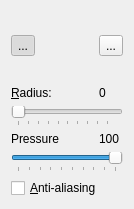
Old version of the form src/toolSettings/PaintBrushSettingsWidget.ui in the repository PhotoFlare/photoflare.
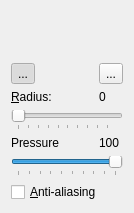
New version of the form. Icons and pictures are not drawn.

Commit message: Minor spacing update for toolSettings

The edit to the form file:
```diff
--- a/src/toolSettings/PaintBrushSettingsWidget.ui
+++ b/src/toolSettings/PaintBrushSettingsWidget.ui
@@ -7,33 +7,34 @@
     <x>0</x>
     <y>0</y>
     <width>134</width>
-    <height>209</height>
+    <height>213</height>
    </rect>
   </property>
   <property name="windowTitle">
    <string>Form</string>
   </property>
   <layout class="QGridLayout" name="gridLayout">
-   <item row="0" column="0">
-    <widget class="QToolButton" name="buttonRoundCap">
+   <item row="4" column="2">
+    <widget class="QLabel" name="labelPressureValue">
      <property name="text">
-      <string>...</string>
+      <string>100</string>
      </property>
-     <property name="icon">
-      <iconset resource="../../Icons.qrc">
-       <normaloff>:/brushes/assets/brushes/circle.png</normaloff>:/brushes/assets/brushes/circle.png</iconset>
+    </widget>
+   </item>
+   <item row="2" column="2">
+    <widget class="QLabel" name="labelRadiusValue">
+     <property name="text">
+      <string>0</string>
      </property>
-     <property name="iconSize">
-      <size>
-       <width>32</width>
-       <height>32</height>
-      </size>
+    </widget>
+   </item>
+   <item row="2" column="0" colspan="2">
+    <widget class="QLabel" name="labelRadius">
+     <property name="text">
+      <string>&amp;Radius:</string>
      </property>
-     <property name="checkable">
-      <bool>true</bool>
-     </property>
-     <property name="checked">
-      <bool>true</bool>
+     <property name="buddy">
+      <cstring>sliderRadius</cstring>
      </property>
     </widget>
    </item>
@@ -50,74 +51,34 @@
      </property>
     </spacer>
    </item>
-   <item row="0" column="2">
-    <widget class="QToolButton" name="buttonSquareCap">
-     <property name="text">
-      <string>...</string>
-     </property>
-     <property name="icon">
-      <iconset resource="../../Icons.qrc">
-       <normaloff>:/brushes/assets/brushes/square.png</normaloff>:/brushes/assets/brushes/square.png</iconset>
-     </property>
-     <property name="iconSize">
-      <size>
-       <width>32</width>
-       <height>32</height>
-      </size>
-     </property>
-     <property name="checkable">
-      <bool>true</bool>
-     </property>
-     <property name="checked">
-      <bool>false</bool>
-     </property>
-    </widget>
-   </item>
-   <item row="1" column="0" colspan="2">
-    <widget class="QLabel" name="labelRadius">
-     <property name="text">
-      <string>&amp;Radius:</string>
-     </property>
-     <property name="buddy">
-      <cstring>sliderRadius</cstring>
-     </property>
-    </widget>
-   </item>
-   <item row="1" column="2">
-    <widget class="QLabel" name="labelRadiusValue">
-     <property name="text">
-      <string>0</string>
-     </property>
-    </widget>
-   </item>
-   <item row="2" column="0" colspan="3">
-    <widget class="QSlider" name="sliderRadius">
-     <property name="minimum">
-      <number>1</number>
-     </property>
-     <property name="orientation">
-      <enum>Qt::Horizontal</enum>
-     </property>
-     <property name="tickPosition">
-      <enum>QSlider::TicksBelow</enum>
-     </property>
-    </widget>
-   </item>
-   <item row="3" column="0" colspan="2">
+   <item row="4" column="0" colspan="2">
     <widget class="QLabel" name="label">
      <property name="text">
       <string>Pressure</string>
      </property>
     </widget>
    </item>
-   <item row="3" column="2">
-    <widget class="QLabel" name="labelPressureValue">
+   <item row="6" column="0" colspan="3">
+    <widget class="QCheckBox" name="cbAntialias">
      <property name="text">
-      <string>100</string>
+      <string>&amp;Anti-aliasing</string>
      </property>
     </widget>
    </item>
-   <item row="4" column="0" colspan="3">
+   <item row="3" column="0" colspan="3">
+    <widget class="QSlider" name="sliderRadius">
+     <property name="minimum">
+      <number>1</number>
+     </property>
+     <property name="orientation">
+      <enum>Qt::Horizontal</enum>
+     </property>
+     <property name="tickPosition">
+      <enum>QSlider::TicksBelow</enum>
+     </property>
+    </widget>
+   </item>
+   <item row="5" column="0" colspan="3">
     <widget class="QSlider" name="pressureSlider">
      <property name="minimum">
       <number>10</number>
@@ -142,10 +103,49 @@
      </property>
     </widget>
    </item>
-   <item row="5" column="0" colspan="3">
-    <widget class="QCheckBox" name="cbAntialias">
+   <item row="1" column="0">
+    <widget class="QToolButton" name="buttonRoundCap">
      <property name="text">
-      <string>&amp;Anti-aliasing</string>
+      <string>...</string>
+     </property>
+     <property name="icon">
+      <iconset resource="../../Icons.qrc">
+       <normaloff>:/brushes/assets/brushes/circle.png</normaloff>:/brushes/assets/brushes/circle.png</iconset>
+     </property>
+     <property name="iconSize">
+      <size>
+       <width>32</width>
+       <height>32</height>
+      </size>
+     </property>
+     <property name="checkable">
+      <bool>true</bool>
+     </property>
+     <property name="checked">
+      <bool>true</bool>
+     </property>
+    </widget>
+   </item>
+   <item row="1" column="2">
+    <widget class="QToolButton" name="buttonSquareCap">
+     <property name="text">
+      <string>...</string>
+     </property>
+     <property name="icon">
+      <iconset resource="../../Icons.qrc">
+       <normaloff>:/brushes/assets/brushes/square.png</normaloff>:/brushes/assets/brushes/square.png</iconset>
+     </property>
+     <property name="iconSize">
+      <size>
+       <width>32</width>
+       <height>32</height>
+      </size>
+     </property>
+     <property name="checkable">
+      <bool>true</bool>
+     </property>
+     <property name="checked">
+      <bool>false</bool>
      </property>
     </widget>
    </item>
```
The commit also changes 4 other files.
